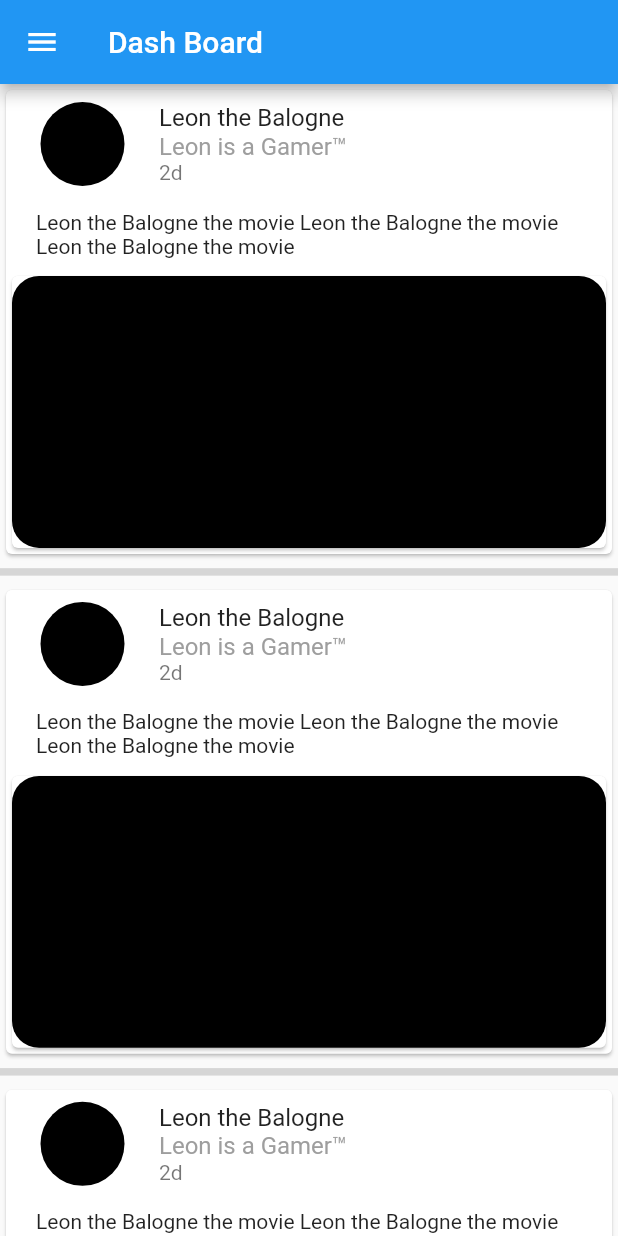
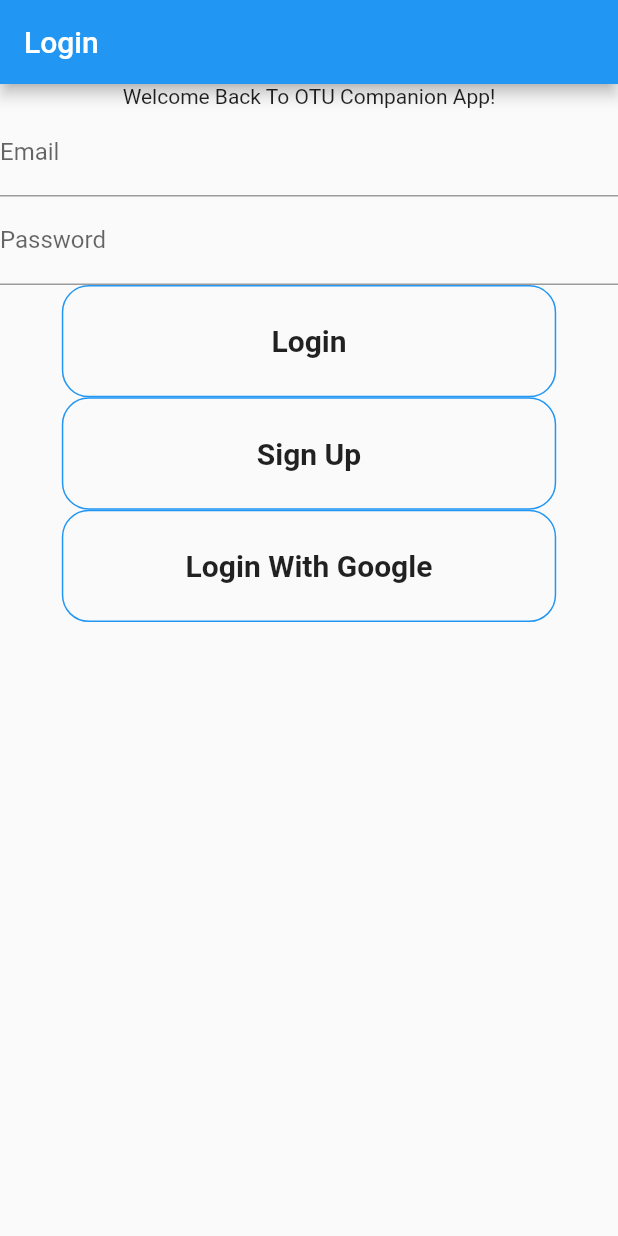
Before and after one commit to Kab332/OTU-Companion-Application, a Flutter app: the screen it shows after launch, on a phone screen of 412 x 824 dp. Run offline on Flutter 3.47's test engine with Material 2 defaults, Android fonts, the phone set to English and light mode, and no system bars; our stand-ins replace cloud_firestore, firebase_auth, firebase_core, flutter_local_notifications, sqflite, timezone; accounts and stored records are empty.

Commit message:
Login/User Implemented
+ Login/Signup Screen
+ Login System
+ Users

```diff
--- a/otu_companion/lib/main.dart
+++ b/otu_companion/lib/main.dart
@@ -1,8 +1,14 @@
 import 'package:flutter/material.dart';
+import 'package:firebase_auth/firebase_auth.dart';
+import 'package:firebase_core/firebase_core.dart';
+import 'package:provider/provider.dart';
+import 'package:otu_companion/src/services/authentication/model/authentication_service.dart';
 import 'res/routes/routes.dart';
 import 'res/values/theme.dart';
 
-void main() {
+Future<void> main() async {
+  WidgetsFlutterBinding.ensureInitialized();
+  await Firebase.initializeApp();
   runApp(MyApp());
 }
 
@@ -10,11 +16,18 @@ class MyApp extends StatelessWidget {
   // This widget is the root of your application.
   @override
   Widget build(BuildContext context) {
-    return MaterialApp(
-      title: 'OTU Companion Hub',
-      theme: Themes.mainAppTheme(),
-      initialRoute: Routes.homeMain,
-      onGenerateRoute: Routes.generateRoute,
+    return MultiProvider(
+      providers: [
+        StreamProvider<User>.value(
+          value: FirebaseAuth.instance.authStateChanges(),
+        ),
+      ],
+      child: MaterialApp(
+        title: 'OTU Companion Hub',
+        theme: Themes.mainAppTheme(),
+        initialRoute: Routes.loginCheckerPage,
+        onGenerateRoute: Routes.generateRoute,
+      ),
     );
   }
 }
--- a/otu_companion/lib/res/routes/routes.dart
+++ b/otu_companion/lib/res/routes/routes.dart
@@ -5,10 +5,13 @@ import 'package:otu_companion/src/home_page/home_page_main.dart';
 import 'package:otu_companion/src/profile/profile_page_main.dart';
 import 'package:otu_companion/src/settings/settings_main.dart';
 import 'package:otu_companion/src/settings/views/appearance_settings_page.dart';
+import 'package:otu_companion/src/services/authentication/login_page.dart';
+import 'package:otu_companion/src/services/authentication/views/login_checker_page.dart';
 
 class Routes {
   // Login
-
+  static const loginPage = "/loginPage";
+  static const loginCheckerPage = "/loginCheckerPage";
   // Home
   static const homeMain = "/homeMain";
   // Event Finder
@@ -50,6 +53,14 @@ class Routes {
         return MaterialPageRoute(
             builder: (BuildContext context) =>
                 ProfilePageMain(title: 'Profile'));
+      case loginPage:
+        return MaterialPageRoute(
+            builder: (BuildContext context) =>
+                LoginPage(title: 'Login'));
+      case loginCheckerPage:
+        return MaterialPageRoute(
+          builder: (BuildContext context) =>
+              LoginCheckerPage());
     }
 
     return null;
--- /dev/null
+++ b/otu_companion/lib/src/services/authentication/login_page.dart
@@ -0,0 +1,234 @@
+import 'package:flutter/material.dart';
+import 'package:otu_companion/src/services/authentication/model/authentication_service.dart';
+import 'package:otu_companion/res/routes/routes.dart';
+
+class LoginPage extends StatefulWidget
+{
+  LoginPage({Key key, this.title}) : super(key: key);
+
+  final String title;
+
+  @override
+  _LoginPageState createState() => _LoginPageState();
+}
+
+class _LoginPageState extends State<LoginPage>
+{
+  final _formKey = GlobalKey<FormState>();
+  AuthenticationService _authenticationService = AuthenticationService();
+
+  final _email = TextEditingController();
+  final _password = TextEditingController();
+  bool _verification = false;
+
+  @override
+  void initState() {
+    super.initState();
+  }
+
+  @override
+  Widget build(BuildContext context)
+  {
+    return Scaffold(
+      appBar: AppBar(
+        title: Text(widget.title),
+      ),
+      body: Center(
+        child: Column(
+          children: <Widget>[
+            //Logo
+            Text("Welcome Back To OTU Companion App!"),
+
+            // Form Inputs
+            Form(
+              key: _formKey,
+              child: Column(
+                children: [
+                  _buildEmailField(),
+                  _buildPasswordField(),
+                ],
+              ),
+            ),
+
+            // Buttons
+            Column(
+              crossAxisAlignment: CrossAxisAlignment.center,
+              mainAxisAlignment: MainAxisAlignment.spaceEvenly,
+              children: <Widget>[
+                _buildLoginWithEmailButton(context),
+                _buildSignUpButton(context),
+                _buildLoginWithGoogleButton(context),
+              ],
+            ),
+          ],
+        ),
+      ),
+    );
+  }
+
+  Widget _buildEmailField()
+  {
+    return TextFormField(
+      decoration: const InputDecoration(
+        labelText: "Email",
+      ),
+      controller: _email,
+      validator: (String value) {
+        if (value.isEmpty) {
+          return "Email is required";
+        }
+        return null;
+      },
+    );
+  }
+
+  Widget _buildPasswordField()
+  {
+    return TextFormField(
+      obscureText: true,
+      obscuringCharacter: "*",
+      decoration: const InputDecoration(
+        labelText: "Password",
+      ),
+      controller: _password,
+      validator: (String value) {
+        if (value.isEmpty) {
+          return "Password is required";
+        }
+        return null;
+      },
+    );
+  }
+
+  Widget _buildLoginWithEmailButton(BuildContext context)
+  {
+    return InkWell(
+      onTap: () {
+        if (_formKey.currentState.validate()) {
+          _formKey.currentState.save();
+          _authenticationService.signInWithEmailAndPassword(
+            email: _email.text,
+            password: _password.text,
+          ).then((verifying){
+            _verification = verifying;
+          }
+          ).whenComplete((){
+            if (_verification) {
+              Navigator.pushReplacementNamed(context, Routes.homeMain);
+            }
+          });
+        }
+      },
+      child:Container(
+        child: Column(
+          children: <Widget>[
+            Container(
+                height: MediaQuery.of(context).size.height/11,
+                width: MediaQuery.of(context).size.width/1.25,
+                padding: EdgeInsets.all(20),
+                decoration: BoxDecoration(
+                  borderRadius: BorderRadius.circular(18),
+                  border: Border.all(
+                    color: Theme.of(context).primaryColor,
+                  ),
+                ),
+                child: Center(
+                  child: Text(
+                    "Login",
+                    style: TextStyle(
+                      fontSize: 20,
+                      fontWeight: FontWeight.bold,
+                    ),
+                  ),
+                )
+            )
+          ],
+        ),
+      ),
+    );
+  }
+
+  Widget _buildSignUpButton(BuildContext context)
+  {
+    return InkWell(
+      onTap: () {
+        if (_formKey.currentState.validate()) {
+          _formKey.currentState.save();
+          _authenticationService.signUpWithEmailAndPassword(
+            email: _email.text,
+            password: _password.text,
+          ).then((verifying){
+            _verification = verifying;
+          }
+          ).whenComplete((){
+            if (_verification) {
+              print(_verification);
+              Navigator.pushReplacementNamed(context, Routes.homeMain);
+            }
+          });
+        }
+      },
+      child:Container(
+        child: Column(
+          children: <Widget>[
+            Container(
+                height: MediaQuery.of(context).size.height/11,
+                width: MediaQuery.of(context).size.width/1.25,
+                padding: EdgeInsets.all(20),
+                decoration: BoxDecoration(
+                  borderRadius: BorderRadius.circular(18),
+                  border: Border.all(
+                    color: Theme.of(context).primaryColor,
+                  ),
+                ),
+                child: Center(
+                  child: Text(
+                    "Sign Up",
+                    style: TextStyle(
+                      fontSize: 20,
+                      fontWeight: FontWeight.bold,
+                    ),
+                  ),
+                )
+            )
+          ],
+        ),
+      ),
+    );
+  }
+
+  Widget _buildLoginWithGoogleButton(BuildContext context)
+  {
+    return InkWell(
+      onTap: () {
+
+      },
+      child:Container(
+        child: Column(
+          children: <Widget>[
+            Container(
+                height: MediaQuery.of(context).size.height/11,
+                width: MediaQuery.of(context).size.width/1.25,
+                padding: EdgeInsets.all(20),
+                decoration: BoxDecoration(
+                  borderRadius: BorderRadius.circular(18),
+                  border: Border.all(
+                    color: Theme.of(context).primaryColor,
+                  ),
+                ),
+                child: Center(
+                  child: Text(
+                    "Login With Google",
+                    style: TextStyle(
+                      fontSize: 20,
+                      fontWeight: FontWeight.bold,
+                    ),
+                  ),
+                )
+            )
+          ],
+        ),
+      ),
+    );
+  }
+}
--- /dev/null
+++ b/otu_companion/lib/src/services/authentication/model/authentication_service.dart
@@ -0,0 +1,37 @@
+import 'package:firebase_auth/firebase_auth.dart';
+
+class AuthenticationService
+{
+  final FirebaseAuth _firebaseAuth = FirebaseAuth.instance;
+
+  Future<bool> signInWithEmailAndPassword({String email, String password}) async
+  {
+    try
+    {
+      await _firebaseAuth.signInWithEmailAndPassword(email: email, password: password);
+      return true;
+    }
+    on FirebaseAuthException catch(e)
+    {
+      return false;
+    }
+  }
+
+  Future<bool> signUpWithEmailAndPassword({String email, String password}) async
+  {
+    try
+    {
+      await _firebaseAuth.createUserWithEmailAndPassword(email: email, password: password);
+      return true;
+    }
+    on FirebaseAuthException catch(e)
+    {
+      return false;
+    }
+  }
+
+  Future<void> signOut() async
+  {
+    await _firebaseAuth.signOut();
+  }
+}
--- /dev/null
+++ b/otu_companion/lib/src/services/authentication/views/login_checker_page.dart
@@ -0,0 +1,21 @@
+import 'package:flutter/material.dart';
+import 'package:otu_companion/src/home_page/home_page_main.dart';
+import 'package:provider/provider.dart';
+import 'package:firebase_auth/firebase_auth.dart';
+import 'package:otu_companion/src/services/authentication/login_page.dart';
+
+class LoginCheckerPage extends StatelessWidget {
+  const LoginCheckerPage({Key key,}) : super(key:key);
+
+  @override
+  Widget build(BuildContext context) {
+    // Verify User Signed in
+    User user = Provider.of<User>(context);
+    if (user != null) {
+      return HomePageMain(title: "Dash board",);
+    }
+    else {
+      return LoginPage(title: "Login",);
+    }
+  }
+}
--- /dev/null
+++ b/otu_companion/lib/src/services/firebase_database_service.dart
@@ -0,0 +1,6 @@
+import 'package:cloud_firestore/cloud_firestore.dart';
+
+class FirebaseDatabaseService
+{
+  final FirebaseFirestore _db = FirebaseFirestore.instance;
+}
--- a/otu_companion/pubspec.yaml
+++ b/otu_companion/pubspec.yaml
@@ -24,7 +24,9 @@ dependencies:
   flutter:
     sdk: flutter
 
+  provider:
   sqflite:
+  firebase_auth:
   cloud_firestore:
   firebase_core:
 
```
